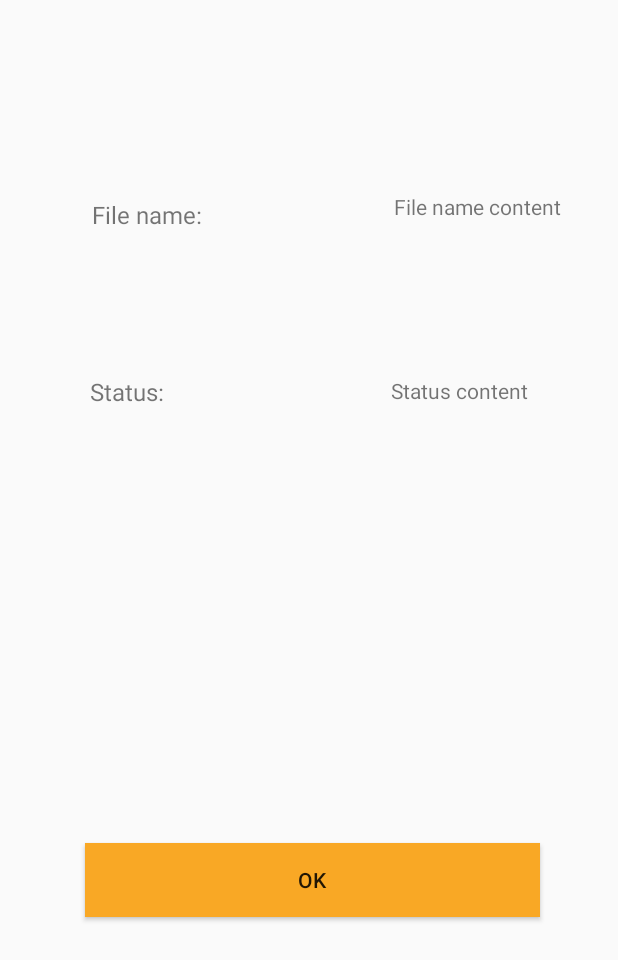
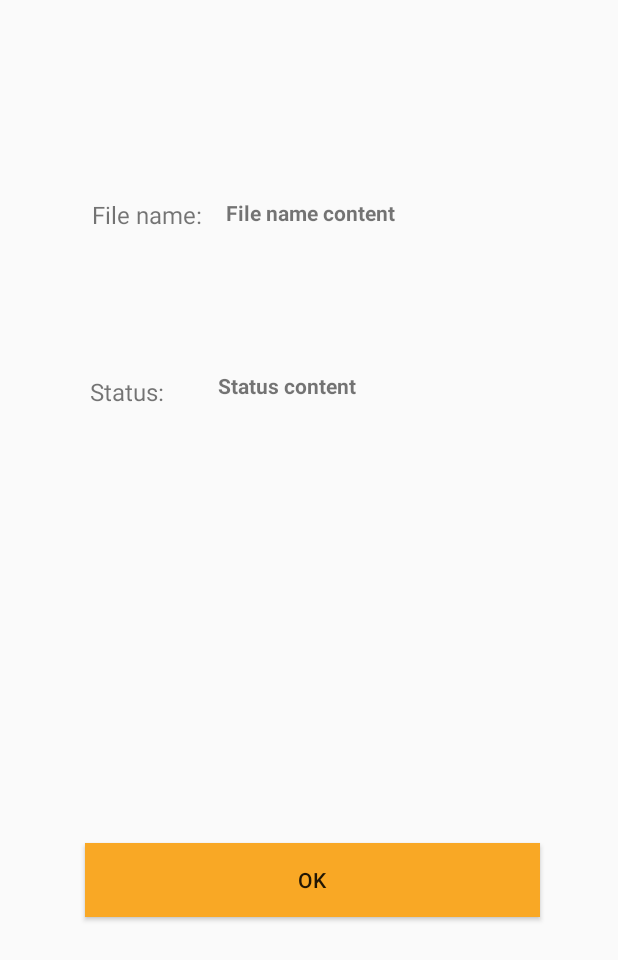
Before and after one commit to snozoka/ND940C3-Project, an Android app: the layout content_detail.xml on its own in the app's theme, with its tools: preview values and no code run, on a phone screen of 412 x 824 dp. Shown: the top 960 px of the screen. Run offline under Robolectric (Android 15) with nearby library versions, the phone set to English and light mode, and no system bars.

```diff
--- a/app/src/main/res/layout/content_detail.xml
+++ b/app/src/main/res/layout/content_detail.xml
@@ -25,11 +25,25 @@
         android:id="@+id/textViewStatusContent"
         android:layout_width="wrap_content"
         android:layout_height="wrap_content"
-        android:layout_marginStart="151dp"
-        android:layout_marginTop="103dp"
+        android:layout_marginStart="36dp"
+        android:layout_marginTop="96dp"
         android:text="Status content"
+        android:textStyle="bold"
         app:layout_constraintStart_toEndOf="@+id/textViewStatus"
         app:layout_constraintTop_toBottomOf="@+id/textViewFileNameContent" />
+
+    <TextView
+        android:id="@+id/textViewFileNameContent"
+        android:layout_width="0dp"
+        android:layout_height="wrap_content"
+        android:layout_marginStart="16dp"
+        android:layout_marginTop="132dp"
+        android:layout_marginEnd="148dp"
+        android:text="File name content"
+        android:textStyle="bold"
+        app:layout_constraintEnd_toEndOf="parent"
+        app:layout_constraintStart_toEndOf="@+id/textViewFileName"
+        app:layout_constraintTop_toTopOf="parent" />
 
     <TextView
         android:id="@+id/textViewFileName"
@@ -53,13 +67,4 @@
         app:layout_constraintStart_toStartOf="parent"
         app:layout_constraintTop_toBottomOf="@+id/textViewFileName" />
 
-    <TextView
-        android:id="@+id/textViewFileNameContent"
-        android:layout_width="wrap_content"
-        android:layout_height="wrap_content"
-        android:layout_marginStart="128dp"
-        android:layout_marginTop="128dp"
-        android:text="File name content"
-        app:layout_constraintStart_toEndOf="@+id/textViewFileName"
-        app:layout_constraintTop_toTopOf="parent" />
 </androidx.constraintlayout.widget.ConstraintLayout>
```
